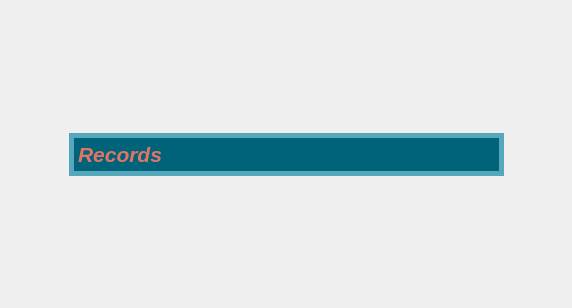
First picture: the form in GUI2/recordwindow.ui, repository moevm/gui-1h2018-21, before the edit.
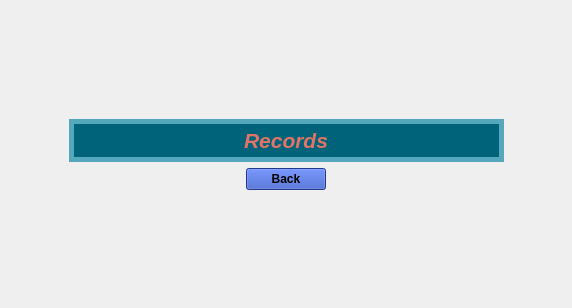
Second picture: the form after the edit.

Commit message: add buttons and highscore display

What changed in the file:
```diff
--- a/GUI2/recordwindow.ui
+++ b/GUI2/recordwindow.ui
@@ -27,6 +27,45 @@
    <item>
     <widget class="QWidget" name="widget" native="true">
      <layout class="QGridLayout" name="gridLayout_2">
+      <item row="1" column="2">
+       <spacer name="horizontalSpacer_2">
+        <property name="orientation">
+         <enum>Qt::Horizontal</enum>
+        </property>
+        <property name="sizeHint" stdset="0">
+         <size>
+          <width>40</width>
+          <height>20</height>
+         </size>
+        </property>
+       </spacer>
+      </item>
+      <item row="0" column="1">
+       <spacer name="verticalSpacer_2">
+        <property name="orientation">
+         <enum>Qt::Vertical</enum>
+        </property>
+        <property name="sizeHint" stdset="0">
+         <size>
+          <width>20</width>
+          <height>40</height>
+         </size>
+        </property>
+       </spacer>
+      </item>
+      <item row="4" column="1">
+       <spacer name="verticalSpacer">
+        <property name="orientation">
+         <enum>Qt::Vertical</enum>
+        </property>
+        <property name="sizeHint" stdset="0">
+         <size>
+          <width>20</width>
+          <height>40</height>
+         </size>
+        </property>
+       </spacer>
+      </item>
       <item row="1" column="1">
        <widget class="QWidget" name="widget_2" native="true">
         <property name="minimumSize">
@@ -36,7 +75,7 @@
          </size>
         </property>
         <layout class="QVBoxLayout" name="verticalLayout">
-         <item>
+         <item alignment="Qt::AlignHCenter">
           <widget class="QLabel" name="label">
            <property name="font">
             <font>
@@ -67,23 +106,434 @@
         </property>
        </spacer>
       </item>
-      <item row="1" column="2">
-       <spacer name="horizontalSpacer_2">
-        <property name="orientation">
-         <enum>Qt::Horizontal</enum>
+      <item row="3" column="1" alignment="Qt::AlignHCenter">
+       <widget class="QPushButton" name="exitButton">
+        <property name="sizePolicy">
+         <sizepolicy hsizetype="Maximum" vsizetype="Fixed">
+          <horstretch>0</horstretch>
+          <verstretch>0</verstretch>
+         </sizepolicy>
         </property>
-        <property name="sizeHint" stdset="0">
-         <size>
-          <width>40</width>
-          <height>20</height>
-         </size>
+        <property name="palette">
+         <palette>
+          <active>
+           <colorrole role="WindowText">
+            <brush brushstyle="SolidPattern">
+             <color alpha="255">
+              <red>0</red>
+              <green>0</green>
+              <blue>0</blue>
+             </color>
+            </brush>
+           </colorrole>
+           <colorrole role="Button">
+            <brush brushstyle="SolidPattern">
+             <color alpha="255">
+              <red>48</red>
+              <green>80</green>
+              <blue>194</blue>
+             </color>
+            </brush>
+           </colorrole>
+           <colorrole role="Light">
+            <brush brushstyle="SolidPattern">
+             <color alpha="255">
+              <red>99</red>
+              <green>133</green>
+              <blue>255</blue>
+             </color>
+            </brush>
+           </colorrole>
+           <colorrole role="Midlight">
+            <brush brushstyle="SolidPattern">
+             <color alpha="255">
+              <red>73</red>
+              <green>106</green>
+              <blue>224</blue>
+             </color>
+            </brush>
+           </colorrole>
+           <colorrole role="Dark">
+            <brush brushstyle="SolidPattern">
+             <color alpha="255">
+              <red>24</red>
+              <green>40</green>
+              <blue>97</blue>
+             </color>
+            </brush>
+           </colorrole>
+           <colorrole role="Mid">
+            <brush brushstyle="SolidPattern">
+             <color alpha="255">
+              <red>32</red>
+              <green>53</green>
+              <blue>129</blue>
+             </color>
+            </brush>
+           </colorrole>
+           <colorrole role="Text">
+            <brush brushstyle="SolidPattern">
+             <color alpha="255">
+              <red>0</red>
+              <green>0</green>
+              <blue>0</blue>
+             </color>
+            </brush>
+           </colorrole>
+           <colorrole role="BrightText">
+            <brush brushstyle="SolidPattern">
+             <color alpha="255">
+              <red>255</red>
+              <green>255</green>
+              <blue>255</blue>
+             </color>
+            </brush>
+           </colorrole>
+           <colorrole role="ButtonText">
+            <brush brushstyle="SolidPattern">
+             <color alpha="255">
+              <red>0</red>
+              <green>0</green>
+              <blue>0</blue>
+             </color>
+            </brush>
+           </colorrole>
+           <colorrole role="Base">
+            <brush brushstyle="SolidPattern">
+             <color alpha="255">
+              <red>255</red>
+              <green>255</green>
+              <blue>255</blue>
+             </color>
+            </brush>
+           </colorrole>
+           <colorrole role="Window">
+            <brush brushstyle="SolidPattern">
+             <color alpha="255">
+              <red>48</red>
+              <green>80</green>
+              <blue>194</blue>
+             </color>
+            </brush>
+           </colorrole>
+           <colorrole role="Shadow">
+            <brush brushstyle="SolidPattern">
+             <color alpha="255">
+              <red>0</red>
+              <green>0</green>
+              <blue>0</blue>
+             </color>
+            </brush>
+           </colorrole>
+           <colorrole role="AlternateBase">
+            <brush brushstyle="SolidPattern">
+             <color alpha="255">
+              <red>151</red>
+              <green>167</green>
+              <blue>224</blue>
+             </color>
+            </brush>
+           </colorrole>
+           <colorrole role="ToolTipBase">
+            <brush brushstyle="SolidPattern">
+             <color alpha="255">
+              <red>255</red>
+              <green>255</green>
+              <blue>220</blue>
+             </color>
+            </brush>
+           </colorrole>
+           <colorrole role="ToolTipText">
+            <brush brushstyle="SolidPattern">
+             <color alpha="255">
+              <red>0</red>
+              <green>0</green>
+              <blue>0</blue>
+             </color>
+            </brush>
+           </colorrole>
+          </active>
+          <inactive>
+           <colorrole role="WindowText">
+            <brush brushstyle="SolidPattern">
+             <color alpha="255">
+              <red>0</red>
+              <green>0</green>
+              <blue>0</blue>
+             </color>
+            </brush>
+           </colorrole>
+           <colorrole role="Button">
+            <brush brushstyle="SolidPattern">
+             <color alpha="255">
+              <red>48</red>
+              <green>80</green>
+              <blue>194</blue>
+             </color>
+            </brush>
+           </colorrole>
+           <colorrole role="Light">
+            <brush brushstyle="SolidPattern">
+             <color alpha="255">
+              <red>99</red>
+              <green>133</green>
+              <blue>255</blue>
+             </color>
+            </brush>
+           </colorrole>
+           <colorrole role="Midlight">
+            <brush brushstyle="SolidPattern">
+             <color alpha="255">
+              <red>73</red>
+              <green>106</green>
+              <blue>224</blue>
+             </color>
+            </brush>
+           </colorrole>
+           <colorrole role="Dark">
+            <brush brushstyle="SolidPattern">
+             <color alpha="255">
+              <red>24</red>
+              <green>40</green>
+              <blue>97</blue>
+             </color>
+            </brush>
+           </colorrole>
+           <colorrole role="Mid">
+            <brush brushstyle="SolidPattern">
+             <color alpha="255">
+              <red>32</red>
+              <green>53</green>
+              <blue>129</blue>
+             </color>
+            </brush>
+           </colorrole>
+           <colorrole role="Text">
+            <brush brushstyle="SolidPattern">
+             <color alpha="255">
+              <red>0</red>
+              <green>0</green>
+              <blue>0</blue>
+             </color>
+            </brush>
+           </colorrole>
+           <colorrole role="BrightText">
+            <brush brushstyle="SolidPattern">
+             <color alpha="255">
+              <red>255</red>
+              <green>255</green>
+              <blue>255</blue>
+             </color>
+            </brush>
+           </colorrole>
+           <colorrole role="ButtonText">
+            <brush brushstyle="SolidPattern">
+             <color alpha="255">
+              <red>0</red>
+              <green>0</green>
+              <blue>0</blue>
+             </color>
+            </brush>
+           </colorrole>
+           <colorrole role="Base">
+            <brush brushstyle="SolidPattern">
+             <color alpha="255">
+              <red>255</red>
+              <green>255</green>
+              <blue>255</blue>
+             </color>
+            </brush>
+           </colorrole>
+           <colorrole role="Window">
+            <brush brushstyle="SolidPattern">
+             <color alpha="255">
+              <red>48</red>
+              <green>80</green>
+              <blue>194</blue>
+             </color>
+            </brush>
+           </colorrole>
+           <colorrole role="Shadow">
+            <brush brushstyle="SolidPattern">
+             <color alpha="255">
+              <red>0</red>
+              <green>0</green>
+              <blue>0</blue>
+             </color>
+            </brush>
+           </colorrole>
+           <colorrole role="AlternateBase">
+            <brush brushstyle="SolidPattern">
+             <color alpha="255">
+              <red>151</red>
+              <green>167</green>
+              <blue>224</blue>
+             </color>
+            </brush>
+           </colorrole>
+           <colorrole role="ToolTipBase">
+            <brush brushstyle="SolidPattern">
+             <color alpha="255">
+              <red>255</red>
+              <green>255</green>
+              <blue>220</blue>
+             </color>
+            </brush>
+           </colorrole>
+           <colorrole role="ToolTipText">
+            <brush brushstyle="SolidPattern">
+             <color alpha="255">
+              <red>0</red>
+              <green>0</green>
+              <blue>0</blue>
+             </color>
+            </brush>
+           </colorrole>
+          </inactive>
+          <disabled>
+           <colorrole role="WindowText">
+            <brush brushstyle="SolidPattern">
+             <color alpha="255">
+              <red>24</red>
+              <green>40</green>
+              <blue>97</blue>
+             </color>
+            </brush>
+           </colorrole>
+           <colorrole role="Button">
+            <brush brushstyle="SolidPattern">
+             <color alpha="255">
+              <red>48</red>
+              <green>80</green>
+              <blue>194</blue>
+             </color>
+            </brush>
+           </colorrole>
+           <colorrole role="Light">
+            <brush brushstyle="SolidPattern">
+             <color alpha="255">
+              <red>99</red>
+              <green>133</green>
+              <blue>255</blue>
+             </color>
+            </brush>
+           </colorrole>
+           <colorrole role="Midlight">
+            <brush brushstyle="SolidPattern">
+             <color alpha="255">
+              <red>73</red>
+              <green>106</green>
+              <blue>224</blue>
+             </color>
+            </brush>
+           </colorrole>
+           <colorrole role="Dark">
+            <brush brushstyle="SolidPattern">
+             <color alpha="255">
+              <red>24</red>
+              <green>40</green>
+              <blue>97</blue>
+             </color>
+            </brush>
+           </colorrole>
+           <colorrole role="Mid">
+            <brush brushstyle="SolidPattern">
+             <color alpha="255">
+              <red>32</red>
+              <green>53</green>
+              <blue>129</blue>
+             </color>
+            </brush>
+           </colorrole>
+           <colorrole role="Text">
+            <brush brushstyle="SolidPattern">
+             <color alpha="255">
+              <red>24</red>
+              <green>40</green>
+              <blue>97</blue>
+             </color>
+            </brush>
+           </colorrole>
+           <colorrole role="BrightText">
+            <brush brushstyle="SolidPattern">
+             <color alpha="255">
+              <red>255</red>
+              <green>255</green>
+              <blue>255</blue>
+             </color>
+            </brush>
+           </colorrole>
+           <colorrole role="ButtonText">
+            <brush brushstyle="SolidPattern">
+             <color alpha="255">
+              <red>24</red>
+              <green>40</green>
+              <blue>97</blue>
+             </color>
+            </brush>
+           </colorrole>
+           <colorrole role="Base">
+            <brush brushstyle="SolidPattern">
+             <color alpha="255">
+              <red>48</red>
+              <green>80</green>
+              <blue>194</blue>
+             </color>
+            </brush>
+           </colorrole>
+           <colorrole role="Window">
+            <brush brushstyle="SolidPattern">
+             <color alpha="255">
+              <red>48</red>
+              <green>80</green>
+              <blue>194</blue>
+             </color>
+            </brush>
+           </colorrole>
+           <colorrole role="Shadow">
+            <brush brushstyle="SolidPattern">
+             <color alpha="255">
+              <red>0</red>
+              <green>0</green>
+              <blue>0</blue>
+             </color>
+            </brush>
+           </colorrole>
+           <colorrole role="AlternateBase">
+            <brush brushstyle="SolidPattern">
+             <color alpha="255">
+              <red>48</red>
+              <green>80</green>
+              <blue>194</blue>
+             </color>
+            </brush>
+           </colorrole>
+           <colorrole role="ToolTipBase">
+            <brush brushstyle="SolidPattern">
+             <color alpha="255">
+              <red>255</red>
+              <green>255</green>
+              <blue>220</blue>
+             </color>
+            </brush>
+           </colorrole>
+           <colorrole role="ToolTipText">
+            <brush brushstyle="SolidPattern">
+             <color alpha="255">
+              <red>0</red>
+              <green>0</green>
+              <blue>0</blue>
+             </color>
+            </brush>
+           </colorrole>
+          </disabled>
+         </palette>
         </property>
-       </spacer>
-      </item>
-      <item row="2" column="1">
-       <spacer name="verticalSpacer">
-        <property name="orientation">
-         <enum>Qt::Vertical</enum>
+        <property name="font">
+         <font>
+          <weight>75</weight>
+          <bold>true</bold>
+         </font>
         </property>
         <property name="sizeHint" stdset="0">
          <size>
@@ -91,20 +541,10 @@
           <height>40</height>
          </size>
         </property>
-       </spacer>
-      </item>
-      <item row="0" column="1">
-       <spacer name="verticalSpacer_2">
-        <property name="orientation">
-         <enum>Qt::Vertical</enum>
+        <property name="text">
+         <string>Back</string>
         </property>
-        <property name="sizeHint" stdset="0">
-         <size>
-          <width>20</width>
-          <height>40</height>
-         </size>
-        </property>
-       </spacer>
+       </widget>
       </item>
      </layout>
     </widget>
```
Left out of the diff: 7 changed lines with no effect on the pictures. The commit also changes 9 other files.
